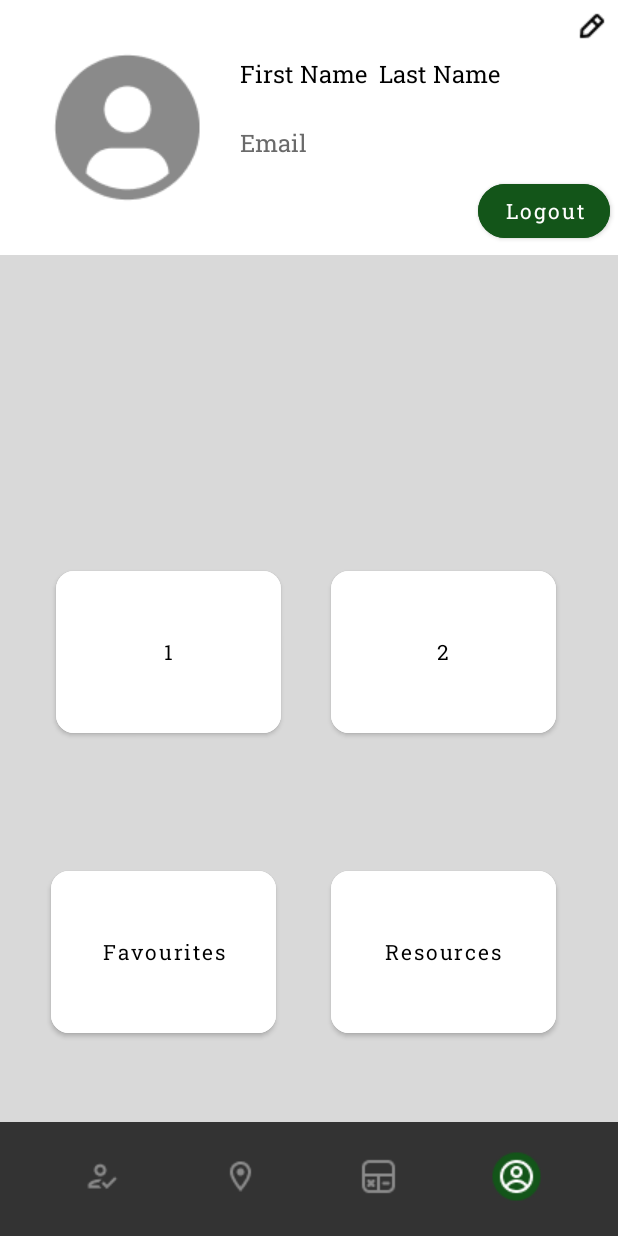
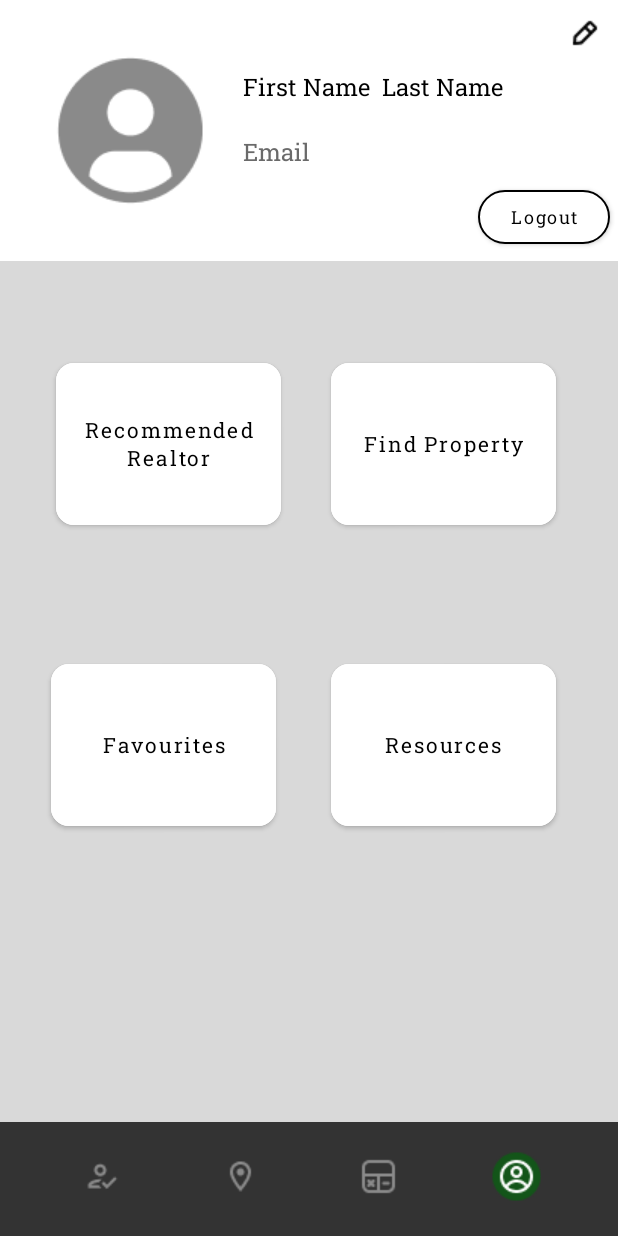
Before and after one commit to Baljeet1506/4290, an Android app: the UserHome screen opened directly, with no data from a screen before it, on a phone screen of 412 x 824 dp. Run offline under Robolectric (Android 15) with nearby library versions, the phone set to English and light mode, and no system bars; our stand-ins replace Firebase (no records; nobody signed in at launch, a user with empty details on screens opened directly).

Commit message:
Front end changes - navigation styling - mortgage calculator styling and navigation - profile page styling - register pages styling

```diff
--- a/app/src/main/res/layout/activity_user_home.xml
+++ b/app/src/main/res/layout/activity_user_home.xml
@@ -1,25 +1,33 @@
 <?xml version="1.0" encoding="utf-8"?>
-<androidx.constraintlayout.widget.ConstraintLayout xmlns:android="http://schemas.android.com/apk/res/android"
+<androidx.constraintlayout.widget.ConstraintLayout
+    xmlns:android="http://schemas.android.com/apk/res/android"
     xmlns:app="http://schemas.android.com/apk/res-auto"
     xmlns:tools="http://schemas.android.com/tools"
     android:layout_width="match_parent"
     android:layout_height="match_parent"
     android:background="#D9D9D9"
+    android:backgroundTint="#D9D9D9"
     tools:context=".UserHome">
 
+
     <androidx.constraintlayout.widget.ConstraintLayout
-        android:id="@+id/profileBar"
         android:layout_width="match_parent"
         android:layout_height="wrap_content"
-        android:background="#FFFFFF">
+        android:background="#FFFFFF"
+        app:layout_constraintBottom_toTopOf="@+id/navigation"
+        app:layout_constraintEnd_toEndOf="parent"
+        app:layout_constraintHorizontal_bias="1.0"
+        app:layout_constraintStart_toStartOf="parent"
+        app:layout_constraintTop_toTopOf="parent"
+        app:layout_constraintVertical_bias="0.0">
 
         <ImageView
             android:id="@+id/imageView5"
             android:layout_width="wrap_content"
             android:layout_height="wrap_content"
-            android:layout_marginStart="30dp"
-            android:layout_marginTop="30dp"
-            android:layout_marginBottom="30dp"
+            android:layout_marginStart="32dp"
+            android:layout_marginTop="32dp"
+            android:layout_marginBottom="32dp"
             app:layout_constraintBottom_toBottomOf="parent"
             app:layout_constraintEnd_toEndOf="parent"
             app:layout_constraintHorizontal_bias="0.0"
@@ -32,18 +40,17 @@
             android:id="@+id/firstNameTextView"
             android:layout_width="wrap_content"
             android:layout_height="wrap_content"
-            android:layout_marginTop="8dp"
             android:fontFamily="@font/roboto_slab"
             android:text="@string/name_first"
             android:textAlignment="viewStart"
             android:textColor="#000000"
             android:textSize="16sp"
-            app:layout_constraintBottom_toTopOf="@+id/myListingsBtn"
+            app:layout_constraintBottom_toBottomOf="@+id/imageView5"
             app:layout_constraintEnd_toEndOf="parent"
-            app:layout_constraintHorizontal_bias="0.106"
+            app:layout_constraintHorizontal_bias="0.108"
             app:layout_constraintStart_toEndOf="@+id/imageView5"
             app:layout_constraintTop_toTopOf="@+id/imageView5"
-            app:layout_constraintVertical_bias="0.0" />
+            app:layout_constraintVertical_bias="0.17" />
 
         <TextView
             android:id="@+id/emailTextView"
@@ -81,10 +88,10 @@
             android:id="@+id/editProfileBtn"
             android:layout_width="wrap_content"
             android:layout_height="wrap_content"
-            android:layout_marginTop="5dp"
-            android:layout_marginEnd="5dp"
+            android:layout_marginTop="10dp"
+            android:layout_marginEnd="10dp"
             android:background="#FFFFFF"
-            app:layout_constraintBottom_toBottomOf="parent"
+            app:layout_constraintBottom_toTopOf="@+id/logoutBtn"
             app:layout_constraintEnd_toEndOf="parent"
             app:layout_constraintHorizontal_bias="1.0"
             app:layout_constraintStart_toStartOf="parent"
@@ -98,22 +105,67 @@
             android:layout_height="wrap_content"
             android:layout_marginEnd="5dp"
             android:layout_marginBottom="5dp"
-            android:backgroundTint="@color/green"
+            android:backgroundTint="@color/white"
             android:fontFamily="@font/roboto_slab"
+            android:paddingLeft="10dp"
+            android:paddingTop="2dp"
+            android:paddingRight="10dp"
+            android:paddingBottom="2dp"
             android:text="Logout"
             android:textAllCaps="false"
-            android:textSize="14sp"
+            android:textColor="#000000"
+            android:textSize="12sp"
             app:cornerRadius="20dp"
             app:layout_constraintBottom_toBottomOf="parent"
             app:layout_constraintEnd_toEndOf="parent"
             app:layout_constraintHorizontal_bias="1.0"
-            app:layout_constraintStart_toEndOf="@+id/imageView5"
+            app:layout_constraintStart_toStartOf="parent"
             app:layout_constraintTop_toTopOf="parent"
-            app:layout_constraintVertical_bias="1.0" />
-
+            app:layout_constraintVertical_bias="1.0"
+            app:strokeWidth="1dp" />
     </androidx.constraintlayout.widget.ConstraintLayout>
 
+    <Button
+        android:id="@+id/PastSalesBtn"
+        android:layout_width="150dp"
+        android:layout_height="120dp"
+        android:layout_marginStart="16dp"
+        android:layout_marginBottom="27dp"
+        android:backgroundTint="#FFFFFF"
+        android:fontFamily="@font/roboto_slab"
+        android:text="Find Property"
+        android:textAlignment="center"
+        android:textAllCaps="false"
+        android:textColor="#000000"
+        android:typeface="normal"
+        app:cornerRadius="12dp"
+        app:layout_constraintBottom_toBottomOf="parent"
+        app:layout_constraintEnd_toEndOf="parent"
+        app:layout_constraintHorizontal_bias="0.832"
+        app:layout_constraintStart_toStartOf="parent"
+        app:layout_constraintTop_toTopOf="parent"
+        app:layout_constraintVertical_bias="0.349" />
 
+    <Button
+        android:id="@+id/myListingsBtn"
+        android:layout_width="150dp"
+        android:layout_height="120dp"
+        android:layout_marginEnd="16dp"
+        android:layout_marginBottom="27dp"
+        android:backgroundTint="#FFFFFF"
+        android:fontFamily="@font/roboto_slab"
+        android:text="Recommended Realtor"
+        android:textAlignment="center"
+        android:textAllCaps="false"
+        android:textColor="#000000"
+        android:typeface="normal"
+        app:cornerRadius="12dp"
+        app:layout_constraintBottom_toBottomOf="parent"
+        app:layout_constraintEnd_toEndOf="parent"
+        app:layout_constraintHorizontal_bias="0.151"
+        app:layout_constraintStart_toStartOf="parent"
+        app:layout_constraintTop_toTopOf="parent"
+        app:layout_constraintVertical_bias="0.349" />
 
     <Button
         android:id="@+id/favouriteBtn"
@@ -133,49 +185,7 @@
         app:layout_constraintHorizontal_bias="0.138"
         app:layout_constraintStart_toStartOf="parent"
         app:layout_constraintTop_toTopOf="parent"
-        app:layout_constraintVertical_bias="0.816" />
-
-    <Button
-        android:id="@+id/myListingsBtn"
-        android:layout_width="150dp"
-        android:layout_height="120dp"
-        android:layout_marginEnd="16dp"
-        android:layout_marginBottom="27dp"
-        android:backgroundTint="#FFFFFF"
-        android:fontFamily="@font/roboto_slab"
-        android:text="1"
-        android:textAlignment="center"
-        android:textAllCaps="false"
-        android:textColor="#000000"
-        android:typeface="normal"
-        app:cornerRadius="12dp"
-        app:layout_constraintBottom_toBottomOf="parent"
-        app:layout_constraintEnd_toEndOf="parent"
-        app:layout_constraintHorizontal_bias="0.151"
-        app:layout_constraintStart_toStartOf="parent"
-        app:layout_constraintTop_toTopOf="parent"
-        app:layout_constraintVertical_bias="0.554" />
-
-    <Button
-        android:id="@+id/PastSalesBtn"
-        android:layout_width="150dp"
-        android:layout_height="120dp"
-        android:layout_marginStart="16dp"
-        android:layout_marginBottom="27dp"
-        android:backgroundTint="#FFFFFF"
-        android:fontFamily="@font/roboto_slab"
-        android:text="2"
-        android:textAlignment="center"
-        android:textAllCaps="false"
-        android:textColor="#000000"
-        android:typeface="normal"
-        app:cornerRadius="12dp"
-        app:layout_constraintBottom_toBottomOf="parent"
-        app:layout_constraintEnd_toEndOf="parent"
-        app:layout_constraintHorizontal_bias="0.832"
-        app:layout_constraintStart_toStartOf="parent"
-        app:layout_constraintTop_toTopOf="parent"
-        app:layout_constraintVertical_bias="0.554" />
+        app:layout_constraintVertical_bias="0.62" />
 
     <Button
         android:id="@+id/resourcesBtn"
@@ -194,7 +204,8 @@
         app:layout_constraintHorizontal_bias="0.842"
         app:layout_constraintStart_toStartOf="parent"
         app:layout_constraintTop_toTopOf="parent"
-        app:layout_constraintVertical_bias="0.816" />
+        app:layout_constraintVertical_bias="0.62" />
+
 
     <androidx.constraintlayout.widget.ConstraintLayout
         android:id="@+id/navigation"
@@ -266,5 +277,4 @@
             app:srcCompat="@drawable/properties" />
     </androidx.constraintlayout.widget.ConstraintLayout>
 
-
 </androidx.constraintlayout.widget.ConstraintLayout>
```
